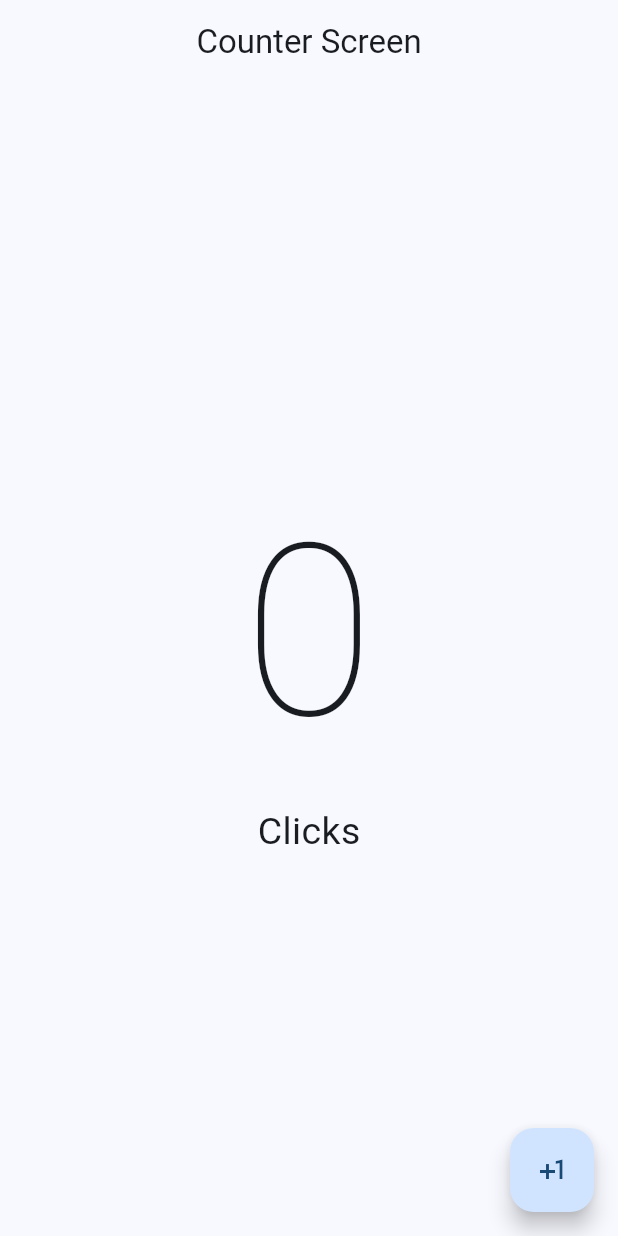
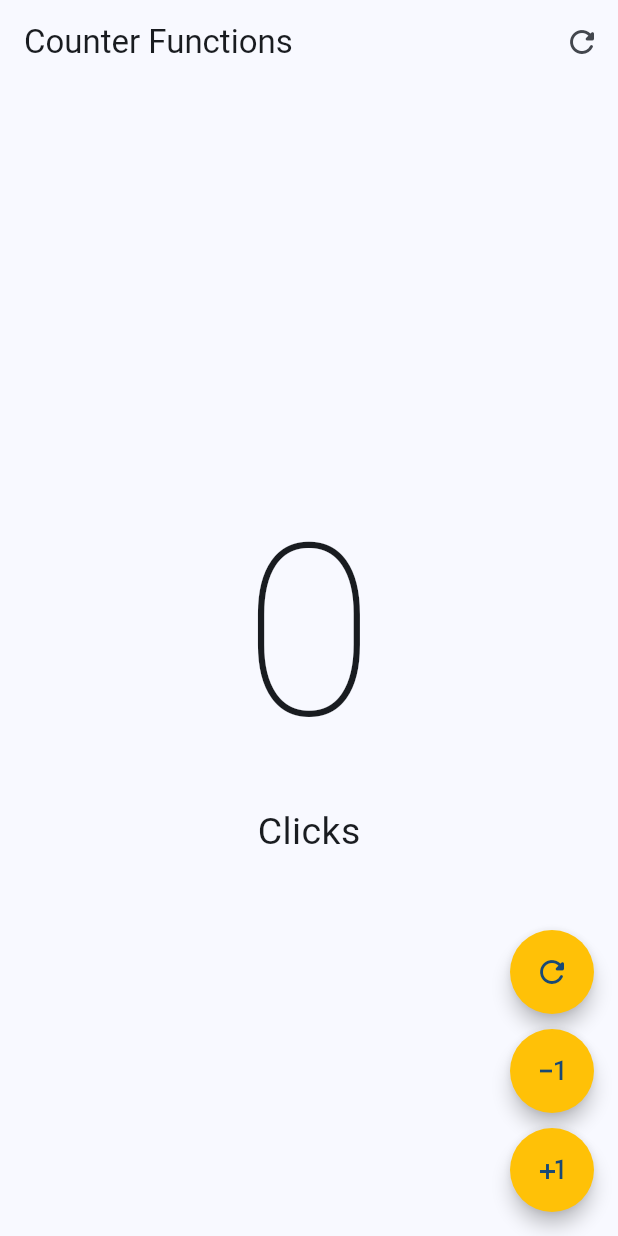
Before and after one commit to hansmr/Flutter, a Flutter app: the screen it shows after launch, on a phone screen of 412 x 824 dp. Run offline on Flutter 3.47's test engine with Material 2 defaults, Android fonts, the phone set to English and light mode, and no system bars.

Commit message:
Finalizacion seccion 4

```diff
--- a/hello_world_app/lib/main.dart
+++ b/hello_world_app/lib/main.dart
@@ -1,5 +1,5 @@
 import 'package:flutter/material.dart';
-import 'package:hello_world_app/presentation/screens/counter/counter_screen.dart';
+import 'package:hello_world_app/presentation/screens/counter/counter_functions_screen.dart';
 
 void main() {
   runApp(const MyApp());
@@ -14,6 +14,6 @@ class MyApp extends StatelessWidget {
         debugShowCheckedModeBanner:
             false, // Quita la imagen de debug en la esquina superior derecha
         theme: ThemeData(useMaterial3: true, colorSchemeSeed: Colors.blue),
-        home: const CounterScreen());
+        home: const CounterFunctionsScreen());
   }
 }
--- /dev/null
+++ b/hello_world_app/lib/presentation/screens/counter/counter_functions_screen.dart
@@ -0,0 +1,100 @@
+import 'package:flutter/material.dart';
+
+class CounterFunctionsScreen extends StatefulWidget {
+  const CounterFunctionsScreen({super.key});
+
+  @override
+  State<CounterFunctionsScreen> createState() => _CounterFunctionsScreenState();
+}
+
+class _CounterFunctionsScreenState extends State<CounterFunctionsScreen> {
+  int clickCounter = 0;
+
+  @override
+  Widget build(BuildContext context) {
+    return Scaffold(
+        appBar: AppBar(
+          title: const Text('Counter Functions'),
+          actions: [
+            IconButton(
+              onPressed: () {
+                setState(() {
+                  clickCounter = 0;
+                });
+              },
+              icon: const Icon(Icons.refresh_rounded),
+            ),
+          ],
+        ),
+        body: Center(
+          child: Column(
+            mainAxisAlignment: MainAxisAlignment.center,
+            children: [
+              Text(
+                '$clickCounter',
+                style: const TextStyle(
+                  fontSize: 160,
+                  fontWeight: FontWeight.w100,
+                ),
+              ),
+              Text(
+                'Click${clickCounter == 1 ? '' : 's'}',
+                style: const TextStyle(
+                  fontSize: 25,
+                ),
+              ),
+            ],
+          ),
+        ),
+        floatingActionButton: Column(
+          mainAxisAlignment: MainAxisAlignment.end,
+          children: [
+            CustomButton(
+              icon: Icons.refresh_rounded,
+              onPressed: () {
+                clickCounter = 0;
+                setState(() {});
+              },
+            ),
+            const SizedBox(height: 10),
+            CustomButton(
+              icon: Icons.exposure_minus_1_outlined,
+              onPressed: () {
+                if (clickCounter == 0) return;
+                clickCounter--;
+                setState(() {});
+              },
+            ),
+            const SizedBox(height: 10),
+            CustomButton(
+              icon: Icons.plus_one,
+              onPressed: () {
+                clickCounter++;
+                setState(() {});
+              },
+            ),
+          ],
+        ));
+  }
+}
+
+// Se creo una calse Custombutton para no estar repitiendo la impolementacion del
+//boton en la pantalla
+class CustomButton extends StatelessWidget {
+  final IconData icon;
+  final VoidCallback? onPressed;
+
+  const CustomButton({super.key, required this.icon, required this.onPressed});
+
+  @override
+  Widget build(BuildContext context) {
+    return FloatingActionButton(
+      enableFeedback: true,
+      elevation: 5,
+      backgroundColor: Colors.amber,
+      shape: const StadiumBorder(),
+      onPressed: onPressed,
+      child: Icon(icon),
+    );
+  }
+}
```
